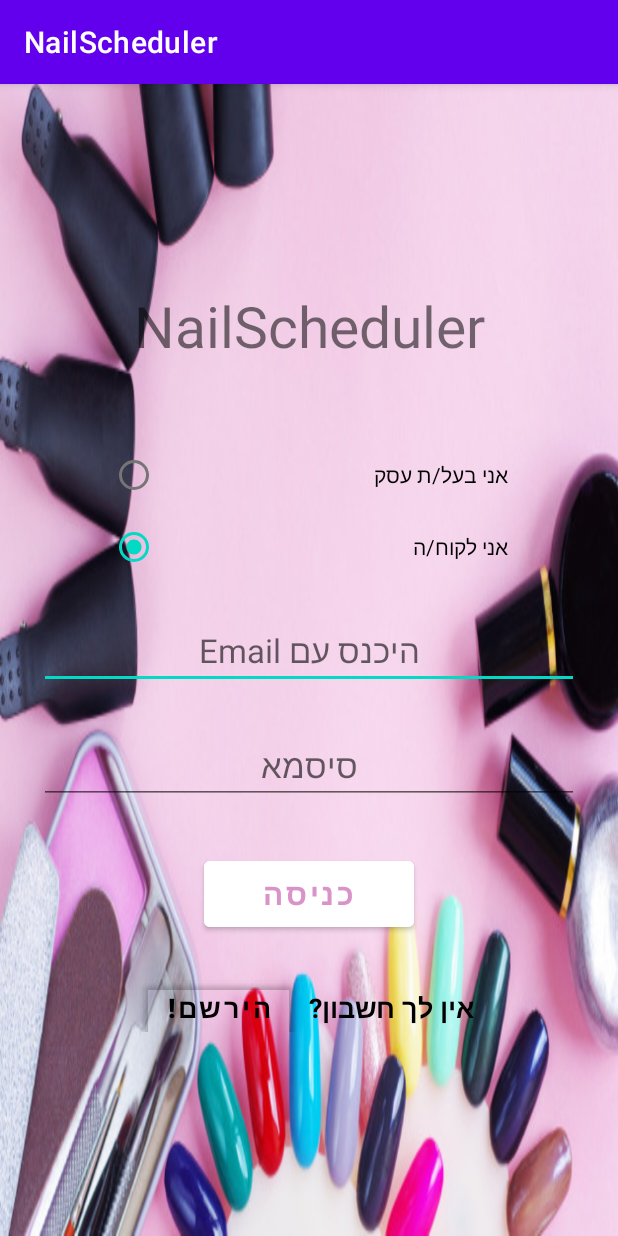
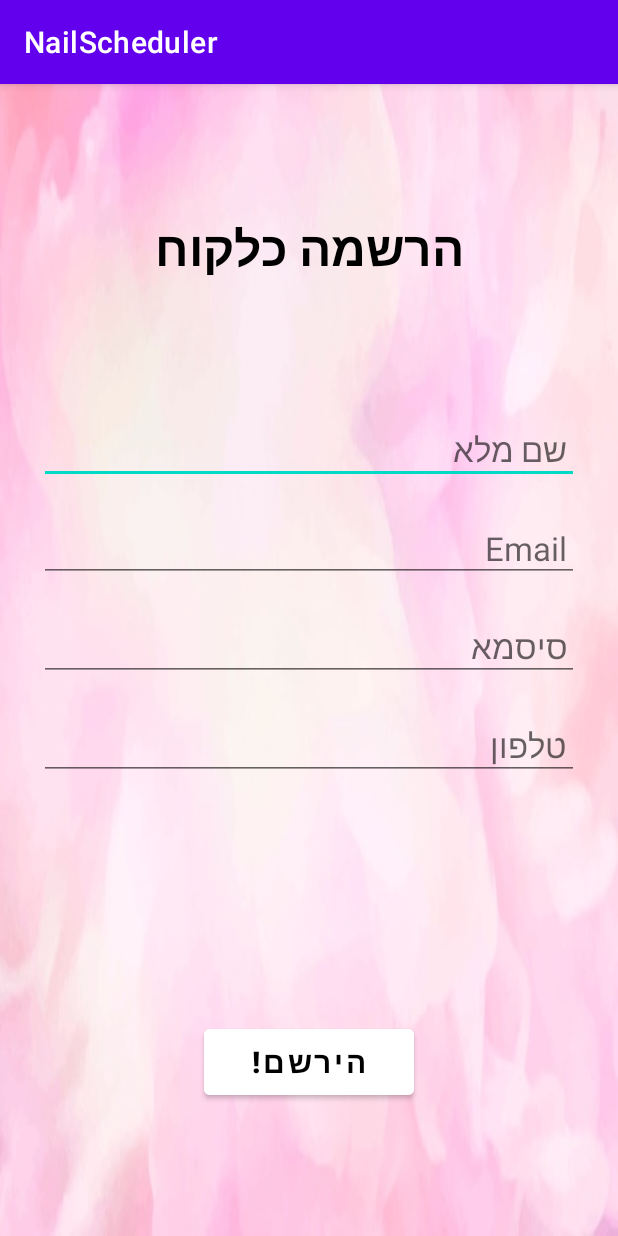
Before and after one commit to ElielGez/NailScheduler, an Android app: the screen it shows after launch (LoginActivity before the commit, RegisterClient after it), after a tap on "הירשם!", on a phone screen of 412 x 824 dp. Run offline under Robolectric (Android 15) with nearby library versions, the phone set to English and light mode, and no system bars; 3 other taps on this screen came first.

Commit message:
Register pages ui&java

```diff
--- a/app/src/main/java/com/example/nailscheduler/LoginActivity.java
+++ b/app/src/main/java/com/example/nailscheduler/LoginActivity.java
@@ -36,32 +36,29 @@
                     sign_up_btn.setOnClickListener(new View.OnClickListener() {
                         @Override
                         public void onClick(View view) {
-
+                            Intent i = new Intent(LoginActivity.this, RegisterClient.class);
+                            startActivity(i);
                         }
                     });
                     sign_in_btn.setOnClickListener(new View.OnClickListener() {
                         @Override
                         public void onClick(View view) {
-//                            Intent i = new Intent(LoginActivity.this, );
-//                            i.putExtra("User_Email", R.id.etEmail);
-//                            startActivity(i);
+
                         }
                     });
                     break;
-
                 case R.id.type_owner:
                     sign_up_btn.setOnClickListener(new View.OnClickListener() {
                         @Override
                         public void onClick(View view) {
-
+                            Intent i = new Intent(LoginActivity.this, RegisterBusiness.class);
+                            startActivity(i);
                         }
                     });
                     sign_in_btn.setOnClickListener(new View.OnClickListener() {
                         @Override
                         public void onClick(View view) {
-//                            Intent i = new Intent(LoginActivity.this, );
-//                            i.putExtra("User_Email", R.id.etEmail);
-//                            startActivity(i);
+
                         }
                     });
                     break;
--- /dev/null
+++ b/app/src/main/java/com/example/nailscheduler/RegisterClient.java
@@ -0,0 +1,73 @@
+package com.example.nailscheduler;
+
+import androidx.appcompat.app.AppCompatActivity;
+
+import android.os.Bundle;
+import android.view.Gravity;
+import android.view.View;
+import android.widget.Button;
+import android.widget.EditText;
+import android.widget.Toast;
+
+public class RegisterClient extends AppCompatActivity {
+
+    private Button sign_up_btn;
+    private EditText full_name;
+    private EditText email;
+    private EditText password;
+    private EditText phone;
+    @Override
+    protected void onCreate(Bundle savedInstanceState) {
+        super.onCreate(savedInstanceState);
+        setContentView(R.layout.activity_register_client);
+        sign_up_btn = (Button) findViewById(R.id.btnRegister);
+        full_name= (EditText) findViewById(R.id.etFullName);
+        email=(EditText)findViewById(R.id.etEmail);
+        password=(EditText)findViewById(R.id.etPassword);
+        phone=(EditText)findViewById(R.id.etPhone);
+
+        sign_up_btn.setOnClickListener(new View.OnClickListener() {
+            @Override
+            public void onClick(View v) {
+                String user_fname = full_name.getText().toString().trim();
+                String user_email = email.getText().toString().trim();
+                String user_pwd = password.getText().toString().trim();
+                String user_phone = phone.getText().toString().trim();
+
+// this condition checks to make sure the user inputs all fields
+
+                if (user_email.isEmpty()) {
+
+                    email.setError("יש להזין כתובת אימייל");
+
+                    email.requestFocus();
+
+                } else if (user_pwd.isEmpty()) {
+
+                    password.setError("יש להזין סיסמא");
+
+                    password.requestFocus();
+
+                } else if (user_fname.isEmpty()) {
+
+                    full_name.setError("יש להזין שם מלא");
+
+                    full_name.requestFocus();
+
+                } else if (user_phone.isEmpty()) {
+
+                    phone.setError("יש להזין מספר טלפון");
+
+                    phone.requestFocus();
+
+                }
+                else {
+                    Toast t = Toast.makeText(RegisterClient.this, "ההרשמה התבצעה בהצלחה! ", Toast.LENGTH_SHORT);
+                    t.setGravity(Gravity.CENTER_VERTICAL, 0, 500);
+                    t.show();
+
+                }
+            }
+        });
+        }
+    }
--- /dev/null
+++ b/app/src/main/res/layout/activity_register_client.xml
@@ -0,0 +1,94 @@
+<?xml version="1.0" encoding="utf-8"?>
+<LinearLayout xmlns:android="http://schemas.android.com/apk/res/android"
+    xmlns:app="http://schemas.android.com/apk/res-auto"
+    xmlns:tools="http://schemas.android.com/tools"
+    android:layout_width="match_parent"
+    android:layout_height="match_parent"
+    tools:context=".RegisterClient"
+    android:background="@drawable/pink"
+    android:gravity="center"
+    android:orientation="vertical"
+    android:padding="26dp"
+    >
+        <TextView
+            android:layout_width="match_parent"
+            android:layout_height="wrap_content"
+            android:layout_marginBottom="50dp"
+            android:gravity="center"
+            android:text="הרשמה כלקוח"
+            android:textStyle="bold"
+            android:textColor="@color/black"
+            android:textSize="32sp" />
+
+    <LinearLayout
+        android:layout_width="match_parent"
+        android:layout_height="wrap_content"
+        android:gravity="center"
+        android:orientation="vertical">
+
+        <EditText
+            android:id="@+id/etFullName"
+            android:layout_width="match_parent"
+            android:layout_height="wrap_content"
+            android:layout_marginTop="40dp"
+            android:layout_marginBottom="10dp"
+            android:gravity="right"
+            android:hint="@string/fName_Reg"
+            android:imeOptions="actionNext"
+            android:inputType="textPersonName"
+            android:padding="8dp"
+            android:textSize="22sp" />
+        <EditText
+            android:id="@+id/etEmail"
+            android:layout_width="match_parent"
+            android:layout_height="wrap_content"
+            android:layout_marginTop="10dp"
+            android:layout_marginBottom="10dp"
+            android:gravity="right"
+            android:hint="@string/Email_Reg"
+            android:imeOptions="actionNext"
+            android:inputType="textEmailAddress"
+            android:padding="8dp"
+            android:textSize="22sp" />
+
+        <EditText
+            android:id="@+id/etPassword"
+            android:layout_width="match_parent"
+            android:layout_height="wrap_content"
+            android:layout_marginTop="10dp"
+            android:layout_marginBottom="10dp"
+            android:gravity="right"
+            android:hint="@string/password"
+            android:imeOptions="actionDone"
+            android:padding="8dp"
+            android:textSize="22sp"
+            android:inputType="textPassword" />
+
+
+        <EditText
+            android:id="@+id/etPhone"
+            android:layout_width="match_parent"
+            android:layout_height="wrap_content"
+            android:layout_marginTop="10dp"
+            android:layout_marginBottom="10dp"
+            android:gravity="right"
+            android:hint="@string/phone_n_Reg"
+            android:imeOptions="actionDone"
+            android:padding="8dp"
+            android:textSize="22sp"
+            android:inputType="phone" />
+
+        <Button
+            android:id="@+id/btnRegister"
+            android:layout_width="140dp"
+            android:layout_height="56dp"
+            android:layout_marginTop="150dp"
+            android:backgroundTint="#FFFFFF"
+            android:text="@string/button_signUp"
+            android:textColor="@color/black"
+            android:textSize="20dp"
+            android:textStyle="bold"
+            app:strokeColor="#FFFFFF" />
+    </LinearLayout>
+
+</LinearLayout>
--- a/app/src/main/res/values/strings.xml
+++ b/app/src/main/res/values/strings.xml
@@ -9,5 +9,11 @@
     <string name="Email">היכנס עם Email</string>
     <string name="type_owner">אני בעל/ת עסק</string>
     <string name="type_client">אני לקוח/ה</string>
+    <string name="Email_Reg">Email</string>
+    <string name="fName_Reg">שם מלא</string>
+    <string name="business_name_Reg">שם בית העסק</string>
+    <string name="business_addr_Reg">כתובת</string>
+    <string name="phone_n_Reg">טלפון</string>
+    <string name="button_register">הירשם</string>
 
 </resources>
```
Also changed, not shown: app/src/main/AndroidManifest.xml (+11 -8 lines), app/src/main/java/com/example/nailscheduler/RegisterBusiness.java (added, +93 -0 lines), app/src/main/res/layout/activity_register_business.xml (added, +139 -0 lines).
